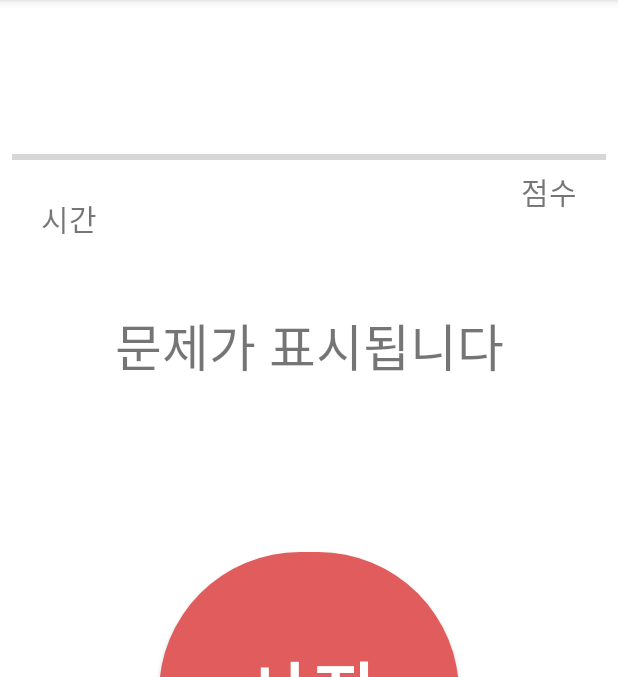
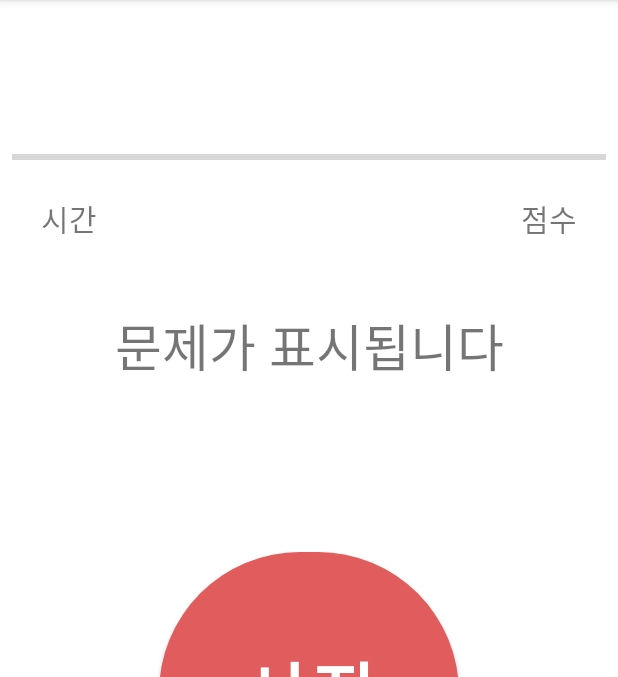
Before and after one commit to MinkiPaPa/EasyMathQuiz, an Android app: the AddGameActivity2 screen opened directly, with no data from a screen before it, on a phone screen of 412 x 824 dp, the part 84-761 px from its top. Run offline under Robolectric (Android 15) with nearby library versions, the phone set to English and light mode, and no system bars; our stand-ins replace AdMob.

Commit message:
1.1b - Release Commit - 구글 AdMob 테스트 진행함. 정상적으로 테스트 광고 보여짐. - 구글 애드몹에 계정 생성 및 플레이스토어 등록 진행 후 애드몹 적용 진행

```diff
--- a/app/build.gradle
+++ b/app/build.gradle
@@ -17,8 +17,8 @@ android {
         applicationId "com.minkipapa.easymathquiz"
         minSdk 23
         targetSdk 32
-        versionCode 3
-        versionName "1.1"
+        versionCode 4
+        versionName "1.1b"
 
         testInstrumentationRunner "androidx.test.runner.AndroidJUnitRunner"
         multiDexEnabled true
--- a/app/src/main/res/layout/activity_add_game1.xml
+++ b/app/src/main/res/layout/activity_add_game1.xml
@@ -45,7 +45,7 @@
         app:layout_constraintEnd_toEndOf="parent"
         app:layout_constraintStart_toEndOf="@+id/tv_question"
         app:layout_constraintTop_toBottomOf="@+id/prog_timer"
-        app:layout_constraintVertical_bias="0.0" />
+        app:layout_constraintVertical_bias="0.5" />
 
     <ProgressBar
         android:id="@+id/prog_timer"
--- a/app/src/main/res/layout/activity_add_game2.xml
+++ b/app/src/main/res/layout/activity_add_game2.xml
@@ -45,7 +45,7 @@
         app:layout_constraintEnd_toEndOf="parent"
         app:layout_constraintStart_toEndOf="@+id/tv_question"
         app:layout_constraintTop_toBottomOf="@+id/prog_timer"
-        app:layout_constraintVertical_bias="0.0" />
+        app:layout_constraintVertical_bias="0.5" />
 
     <ProgressBar
         android:id="@+id/prog_timer"
@@ -187,7 +187,7 @@
         android:layout_alignParentBottom="true"
         android:layout_centerHorizontal="true"
         app:adSize="BANNER"
-        app:adUnitId="ca-app-pub-5547958980058224/9999289074"
+        app:adUnitId="ca-app-pub-3940256099942544/6300978111"
         app:layout_constraintBottom_toBottomOf="parent"
         app:layout_constraintEnd_toEndOf="parent"
         app:layout_constraintStart_toStartOf="parent"
--- a/app/src/main/res/layout/activity_add_game3.xml
+++ b/app/src/main/res/layout/activity_add_game3.xml
@@ -45,7 +45,7 @@
         app:layout_constraintEnd_toEndOf="parent"
         app:layout_constraintStart_toEndOf="@+id/tv_question"
         app:layout_constraintTop_toBottomOf="@+id/prog_timer"
-        app:layout_constraintVertical_bias="0.0" />
+        app:layout_constraintVertical_bias="0.5" />
 
     <ProgressBar
         android:id="@+id/prog_timer"
@@ -187,7 +187,7 @@
         android:layout_alignParentBottom="true"
         android:layout_centerHorizontal="true"
         app:adSize="BANNER"
-        app:adUnitId="ca-app-pub-5547958980058224/9999289074"
+        app:adUnitId="ca-app-pub-3940256099942544/6300978111"
         app:layout_constraintBottom_toBottomOf="parent"
         app:layout_constraintEnd_toEndOf="parent"
         app:layout_constraintStart_toStartOf="parent"
--- a/app/src/main/res/layout/activity_add_game4.xml
+++ b/app/src/main/res/layout/activity_add_game4.xml
@@ -45,7 +45,7 @@
         app:layout_constraintEnd_toEndOf="parent"
         app:layout_constraintStart_toEndOf="@+id/tv_question"
         app:layout_constraintTop_toBottomOf="@+id/prog_timer"
-        app:layout_constraintVertical_bias="0.0" />
+        app:layout_constraintVertical_bias="0.5" />
 
     <ProgressBar
         android:id="@+id/prog_timer"
@@ -185,7 +185,7 @@
         android:layout_alignParentBottom="true"
         android:layout_centerHorizontal="true"
         app:adSize="BANNER"
-        app:adUnitId="ca-app-pub-5547958980058224/9999289074"
+        app:adUnitId="ca-app-pub-3940256099942544/6300978111"
         app:layout_constraintBottom_toBottomOf="parent"
         app:layout_constraintEnd_toEndOf="parent"
         app:layout_constraintStart_toStartOf="parent"
--- a/app/src/main/res/layout/activity_add_game5.xml
+++ b/app/src/main/res/layout/activity_add_game5.xml
@@ -45,7 +45,7 @@
         app:layout_constraintEnd_toEndOf="parent"
         app:layout_constraintStart_toEndOf="@+id/tv_question"
         app:layout_constraintTop_toBottomOf="@+id/prog_timer"
-        app:layout_constraintVertical_bias="0.0" />
+        app:layout_constraintVertical_bias="0.5" />
 
     <ProgressBar
         android:id="@+id/prog_timer"
@@ -187,7 +187,7 @@
         android:layout_alignParentBottom="true"
         android:layout_centerHorizontal="true"
         app:adSize="BANNER"
-        app:adUnitId="ca-app-pub-5547958980058224/9999289074"
+        app:adUnitId="ca-app-pub-3940256099942544/6300978111"
         app:layout_constraintBottom_toBottomOf="parent"
         app:layout_constraintEnd_toEndOf="parent"
         app:layout_constraintStart_toStartOf="parent"
```
